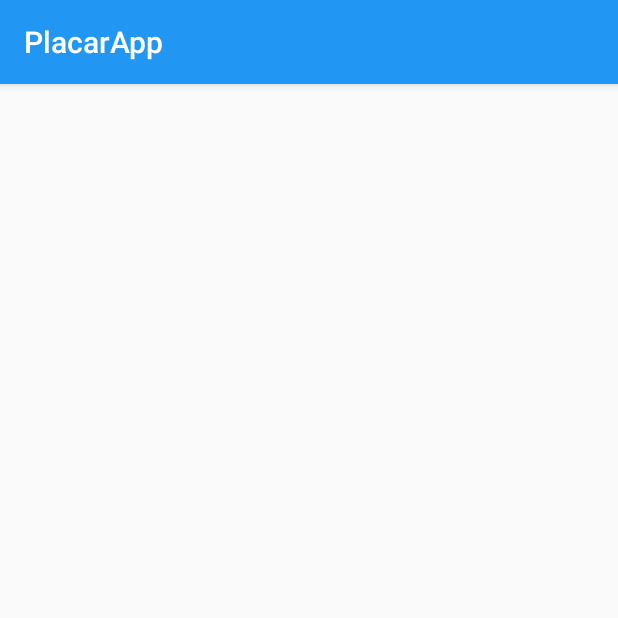
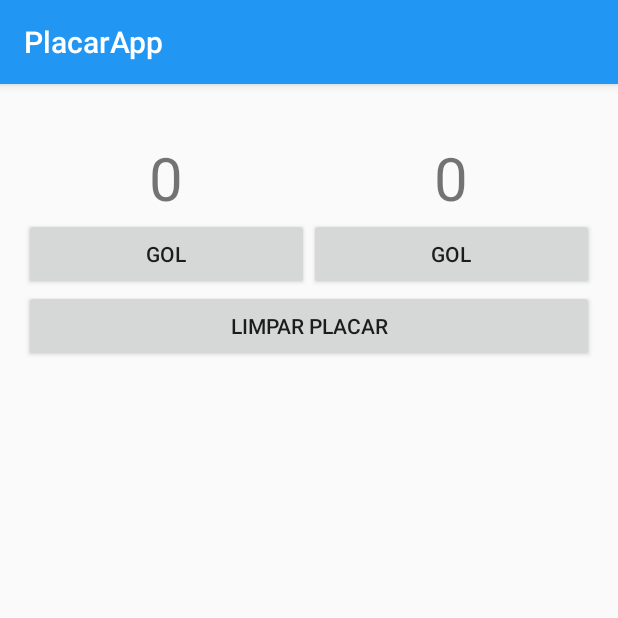
Before and after one commit to evertonteotonio/PlacarApp, an Android app: the GameActivity screen opened directly, with no data from a screen before it, on a phone screen of 412 x 824 dp, the top half of it. Run offline under Robolectric (Android 15) with nearby library versions, the phone set to English and light mode, and no system bars.

Commit message:
Segunda Aula de Android

```diff
--- a/app/src/main/java/br/com/fiap/placarapp/GameActivity.java
+++ b/app/src/main/java/br/com/fiap/placarapp/GameActivity.java
@@ -2,6 +2,7 @@ package br.com.fiap.placarapp;
 
 import android.support.v7.app.AppCompatActivity;
 import android.os.Bundle;
+import android.view.View;
 import android.widget.TextView;
 
 public class GameActivity extends AppCompatActivity {
@@ -12,22 +13,65 @@ public class GameActivity extends AppCompatActivity {
     private TextView tvTimeCasa;
     private TextView tvTimeVisitante;
 
+    private TextView tvPlacarCasa;
+    private TextView tvPlacarVisitante;
+
+    private int golCasa;
+    private int golVisitante;
+
+
     @Override
     protected void onCreate(Bundle savedInstanceState) {
         super.onCreate(savedInstanceState);
         setContentView(R.layout.activity_game);
 
-        tvTimeCasa = (TextView) findViewById(R.id.tvTimeCasa);
-        tvTimeVisitante = (TextView) findViewById(R.id.tvTimeVisitante);
+        tvTimeCasa = (TextView) findViewById(R.id.tvTimeCasaValue);
+        tvTimeVisitante = (TextView) findViewById(R.id.tvTimeVisitanteValue);
 
+        tvPlacarCasa = (TextView) findViewById(R.id.tvPlacarCasa);
+        tvPlacarVisitante = (TextView) findViewById(R.id.tvPlacarVisitante);
 
-
-        if (getIntent() != null){
+        if (getIntent() != null) {
             timeCasa = getIntent().getStringExtra("TIMECASA");
             timeVisitante = getIntent().getStringExtra("TIMEVISITANTE");
 
             tvTimeCasa.setText(timeCasa);
             tvTimeVisitante.setText(timeVisitante);
         }
+
+        if (savedInstanceState != null) {
+
+            golCasa = savedInstanceState.getInt("GOLCASA");
+            golVisitante = savedInstanceState.getInt("GOLVISITANTE");
+
+            tvPlacarCasa.setText(String.valueOf(golCasa));
+            tvPlacarVisitante.setText(String.valueOf(golVisitante));
+        }
+
+    }
+
+    public void golCasa(View v) {
+        golCasa++;
+        tvPlacarCasa.setText(String.valueOf(golCasa));
+    }
+
+    public void golVisitante(View v) {
+        golVisitante++;
+        tvPlacarVisitante.setText(String.valueOf(golVisitante));
+    }
+
+    public void limpaPlacar(View v) {
+        golCasa = 0;
+        golVisitante = 0;
+
+        tvPlacarCasa.setText(String.valueOf(golCasa));
+        tvPlacarVisitante.setText(String.valueOf(golVisitante));
+    }
+
+    @Override
+    protected void onSaveInstanceState(Bundle outState) {
+        super.onSaveInstanceState(outState);
+        outState.putInt("GOLCASA", golCasa);
+        outState.putInt("GOLVISITANTE", golVisitante);
     }
 }
--- a/app/src/main/res/layout/activity_game.xml
+++ b/app/src/main/res/layout/activity_game.xml
@@ -4,12 +4,12 @@
     android:id="@+id/activity_game"
     android:layout_width="match_parent"
     android:layout_height="match_parent"
+    android:orientation="vertical"
     android:paddingBottom="@dimen/activity_vertical_margin"
     android:paddingLeft="@dimen/activity_horizontal_margin"
     android:paddingRight="@dimen/activity_horizontal_margin"
     android:paddingTop="@dimen/activity_vertical_margin"
-    tools:context="br.com.fiap.placarapp.GameActivity"
-    android:orientation="vertical">
+    tools:context="br.com.fiap.placarapp.GameActivity">
 
     <LinearLayout
         android:layout_width="match_parent"
@@ -17,21 +17,58 @@
         android:orientation="horizontal">
 
         <TextView
-            android:layout_width="wrap_content"
-            android:layout_height="wrap_content"
-            android:id="@+id/tvTimeCasa"
-            android:gravity="center"
-            android:layout_weight="0.5"
-            tools:text="TIMECASA"/>
+            android:id="@+id/tvTimeCasaValue"
+            style="@style/titulo_placar"
+            tools:text="TIMECASA" />
 
         <TextView
-            android:layout_width="wrap_content"
-            android:layout_height="wrap_content"
-            android:layout_weight="0.5"
-            android:gravity="center"
-            android:id="@+id/tvTimeVisitante"
-            tools:text="TIMEVISITANTE"/>
+            android:id="@+id/tvTimeVisitanteValue"
+            style="@style/titulo_placar"
+            tools:text="TIMEVISITANTE" />
 
     </LinearLayout>
 
+    <LinearLayout
+        android:layout_width="match_parent"
+        android:layout_height="wrap_content"
+        android:orientation="horizontal">
+
+        <TextView
+            android:id="@+id/tvPlacarCasa"
+            style="@style/placar"
+            tools:text="@string/placar_inicial" />
+
+        <TextView
+            android:id="@+id/tvPlacarVisitante"
+            style="@style/placar"
+            tools:text="@string/placar_inicial" />
+
+    </LinearLayout>
+
+    <LinearLayout
+        android:layout_width="match_parent"
+        android:layout_height="wrap_content"
+        android:orientation="horizontal">
+
+        <Button
+            android:id="@+id/tvTimeCasaGol"
+            style="@style/btnGol"
+            android:onClick="golCasa"/>
+
+        <Button
+            android:id="@+id/tvTimeVisitanteGol"
+            style="@style/btnGol"
+            tools:text="@string/lbGol"
+            android:onClick="golVisitante"/>
+
+    </LinearLayout>
+
+    <Button
+        android:layout_width="match_parent"
+        android:layout_height="wrap_content"
+        android:text="Limpar Placar"
+        android:onClick="limpaPlacar"
+        android:id="@+id/btnLimpar"/>
+
+
 </LinearLayout>
--- a/app/src/main/res/values/strings.xml
+++ b/app/src/main/res/values/strings.xml
@@ -7,4 +7,6 @@
     <string name="et_time_visitante">Time Visitante</string>
     <string name="digite_o_time_visitante">Digite o time visitante</string>
     <string name="come_ar_jogo">Começar Jogo</string>
+    <string name="lbGol">GOL</string>
+    <string name="placar_inicial">0</string>
 </resources>
--- a/app/src/main/res/values/styles.xml
+++ b/app/src/main/res/values/styles.xml
@@ -8,4 +8,28 @@
         <item name="colorAccent">@color/accent</item>
     </style>
 
+
+    <style name="padrao">
+        <item name="android:layout_width">match_parent</item>
+        <item name="android:layout_height">wrap_content</item>
+        <item name="android:layout_weight">0.5</item>
+        <item name="android:gravity">center</item>
+
+    </style>
+
+
+    <style name="placar" parent="padrao">
+        <item name="android:text">0</item>
+        <item name="android:textSize">40sp</item>
+    </style>
+
+    <style name="btnGol" parent="padrao">
+        <item name="android:text">@string/lbGol</item>
+    </style>
+
+    <style name="titulo_placar" parent="padrao">
+
+    </style>
+
+
 </resources>
```
